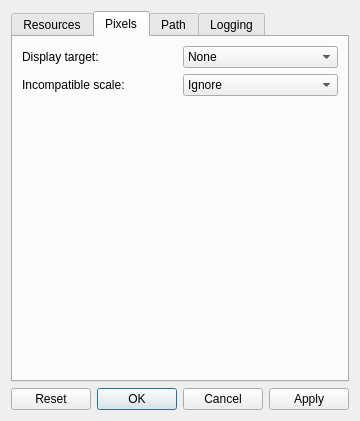
The window that ui/preferences.ui (ploki/darkflow) describes before a commit, drawn with Qt 5.
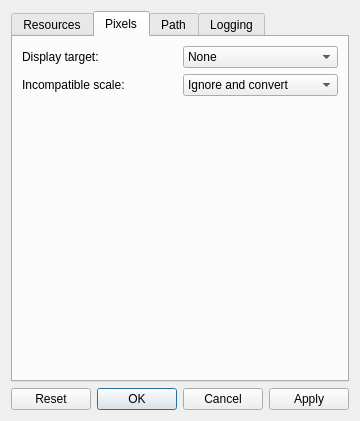
The same window after the commit. The open tabs and pages were chosen to show the change.

The edit to the form file:
```diff
--- a/ui/preferences.ui
+++ b/ui/preferences.ui
@@ -350,7 +350,7 @@
         <widget class="QComboBox" name="comboIncompatibleScale">
          <item>
           <property name="text">
-           <string>Ignore</string>
+           <string>Ignore and convert</string>
           </property>
          </item>
          <item>
```
Left out of the diff: 2 changed lines with no effect on the pictures.
